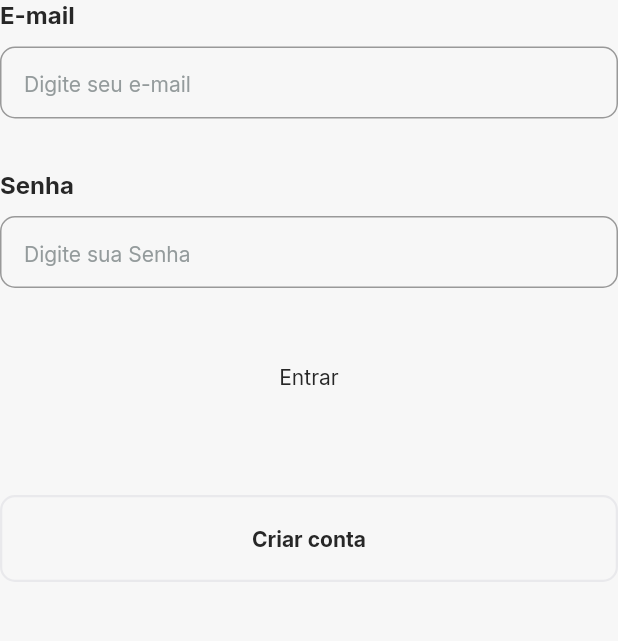
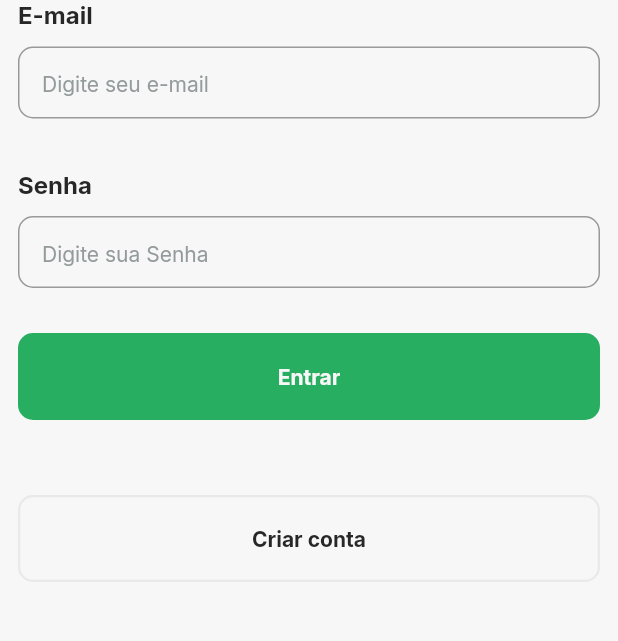
Before and after one commit to wendellperes/flutter_race, a Flutter app: the screen it shows after launch, after a tap on "Entrar", on a phone screen of 412 x 824 dp, the part 477-1118 px from its top. Run offline on Flutter 3.47's test engine with Material 2 defaults, Android fonts, the phone set to English and light mode, and no system bars; our stand-ins replace google_fonts.

```diff
--- a/lib/modulos/login/login_page.dart
+++ b/lib/modulos/login/login_page.dart
@@ -8,7 +8,9 @@ class LoginPage extends StatelessWidget {
   Widget build(BuildContext context) {
     return Scaffold(
       backgroundColor: AppTheme.colors.background,
-      body: Column(
+      body: Container(
+        padding: EdgeInsets.symmetric(horizontal: 12),
+        child: Column(
           mainAxisAlignment: MainAxisAlignment.center,
           children: [
             Image.asset(
@@ -25,7 +27,9 @@ class LoginPage extends StatelessWidget {
             ),
             // ignore: prefer_const_constructors
             Button(
-            label: 'Entrar', onPressed: () {  }, type: ButtonType.none,
+              label: 'Entrar', onPressed: () {
+
+               }, type: ButtonType.fill,
             ),
             SizedBox(
               height: 50,
@@ -37,6 +41,7 @@ class LoginPage extends StatelessWidget {
 
           ],
         ),
+      ),
     );
 
   }
```
Also changed, not shown: 6 other files. Lines whose indentation alone changed are shown as unchanged.
